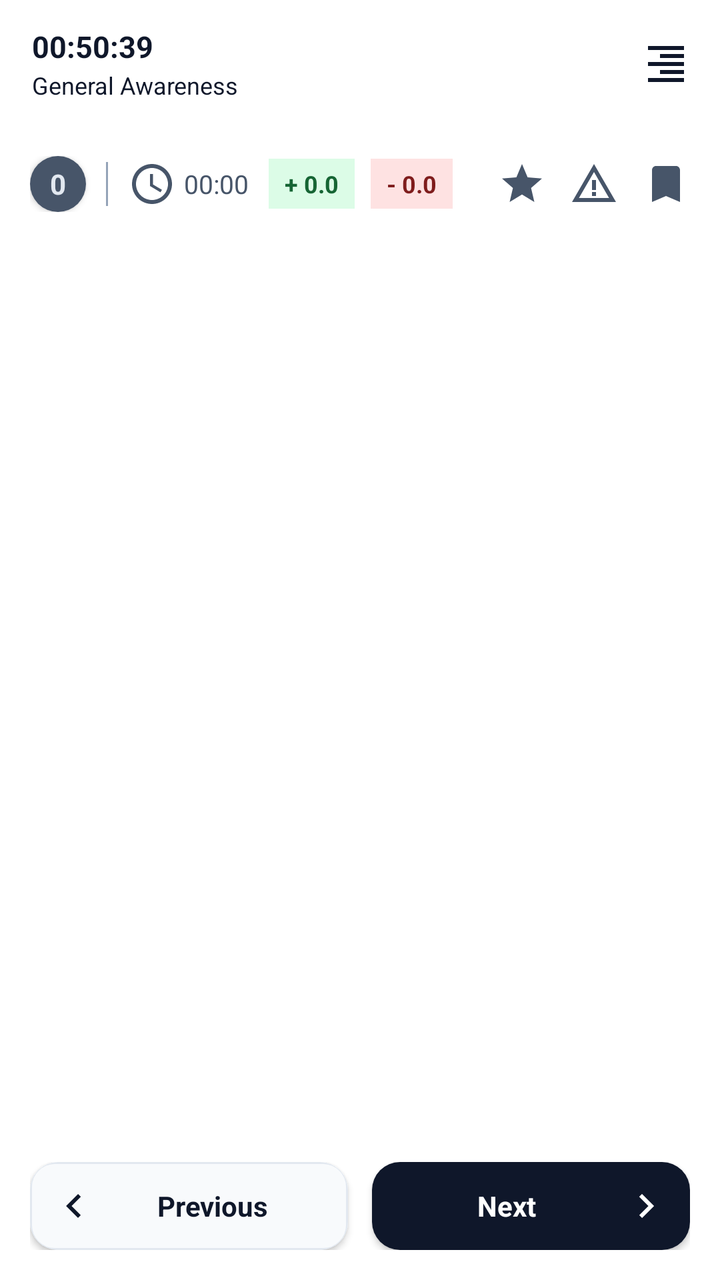
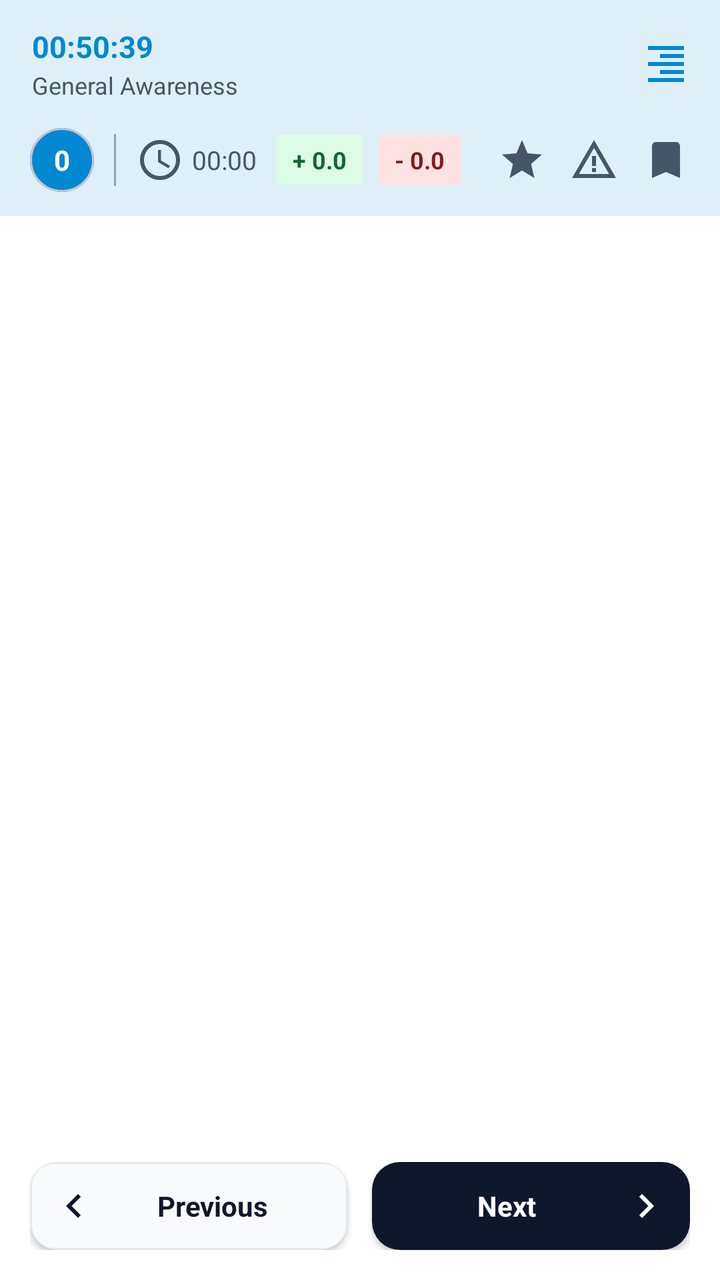

Before-and-after screenshots of an Android layout around one commit, followed by the original layout XML and the change that was made.
<!-- AndroidManifest.xml: application theme Theme.TestMaster -->
<!-- res/layout/activity_analysis_exam.xml -->
<?xml version="1.0" encoding="utf-8"?>
<androidx.drawerlayout.widget.DrawerLayout
    xmlns:android="http://schemas.android.com/apk/res/android"
    xmlns:app="http://schemas.android.com/apk/res-auto"
    android:id="@+id/drawer_layout"
    android:layout_width="match_parent"
    android:layout_height="match_parent">

    <LinearLayout
        xmlns:tools="http://schemas.android.com/tools"
        android:layout_width="match_parent"
        android:layout_height="match_parent"
        android:background="@color/background"
        android:fitsSystemWindows="true"
        android:orientation="vertical"
        tools:context=".activities.Analysis_Exam">

        <androidx.appcompat.widget.Toolbar
            android:id="@+id/toolbar"
            android:layout_width="match_parent"
            android:layout_height="wrap_content"
            android:background="@color/primary"
            app:layout_constraintEnd_toEndOf="parent"
            app:layout_constraintStart_toStartOf="parent"
            app:layout_constraintTop_toTopOf="parent">

            <LinearLayout
                android:layout_width="wrap_content"
                android:layout_height="wrap_content"
                android:layout_gravity="start">

                <LinearLayout
                    android:layout_width="wrap_content"
                    android:layout_height="wrap_content"
                    android:orientation="vertical">

                    <TextView
                        android:id="@+id/tv_exam_timer"
                        android:layout_width="wrap_content"
                        android:layout_height="wrap_content"
                        android:text="00:50:39"
                        android:textColor="@color/onPrimary"
                        android:textSize="15sp"
                        android:textStyle="bold" />

                    <TextView
                        android:id="@+id/subject_name"
                        android:layout_width="wrap_content"
                        android:layout_height="wrap_content"
                        android:layout_marginTop="1dp"
                        android:text="General Awareness"
                        android:textColor="@color/onPrimary"
                        android:textSize="12sp" />

                </LinearLayout>
            </LinearLayout>

            <ImageButton
                android:id="@+id/sumit_quesion_btn"
                android:layout_width="wrap_content"
                android:layout_height="wrap_content"
                android:layout_gravity="end"
                android:layout_marginEnd="15dp"
                android:background="@android:color/transparent"
                android:src="@drawable/baseline_format_align_right_24"
                app:tint="@color/onPrimary" />
        </androidx.appcompat.widget.Toolbar>

        
        <LinearLayout
            android:layout_width="match_parent"
            android:layout_height="wrap_content"
            android:background="@color/surface"
            android:gravity="center_vertical"
            android:paddingHorizontal="15dp"
            android:paddingTop="14dp"
            android:paddingBottom="12dp">

            <androidx.cardview.widget.CardView
                android:layout_width="28dp"
                android:layout_height="28dp"
                app:cardCornerRadius="20dp">

                <TextView
                    android:id="@+id/question_no"
                    android:layout_width="match_parent"
                    android:layout_height="match_parent"
                    android:background="@color/onSurfaceVariant"
                    android:gravity="center"
                    android:text="0"
                    android:textColor="@color/surfaceVariant"
                    android:textSize="14sp"
                    android:textStyle="bold" />
            </androidx.cardview.widget.CardView>

            <View
                android:layout_width="1dp"
                android:layout_height="match_parent"
                android:layout_marginStart="10dp"
                android:layout_marginVertical="3dp"
                android:background="@color/outline" />

            <ImageView
                android:layout_width="wrap_content"
                android:layout_height="wrap_content"
                android:layout_marginStart="10dp"
                android:src="@drawable/baseline_access_time_24"
                app:tint="@color/onSurfaceVariant" />

            <TextView
                android:id="@+id/tv_question_duration"
                android:layout_width="wrap_content"
                android:layout_height="wrap_content"
                android:layout_marginStart="4dp"
                android:text="00:00"
                android:textColor="@color/onSurfaceVariant"
                android:textSize="13sp" />

            <TextView
                android:id="@+id/positive_marks"
                android:layout_width="wrap_content"
                android:layout_height="25dp"
                android:layout_marginStart="10dp"
                android:background="@color/success_bg"
                android:gravity="center"
                android:paddingHorizontal="8dp"
                android:paddingVertical="3dp"
                android:text="+ 0.0"
                android:textColor="@color/success_text"
                android:textSize="12sp"
                android:textStyle="bold" />

            <TextView
                android:id="@+id/negative_marks"
                android:layout_width="wrap_content"
                android:layout_height="25dp"
                android:layout_marginStart="8dp"
                android:background="@color/error_bg"
                android:gravity="center"
                android:paddingHorizontal="8dp"
                android:paddingVertical="3dp"
                android:text="- 0.0"
                android:textColor="@color/error_text"
                android:textSize="12sp"
                android:textStyle="bold" />

            <LinearLayout
                android:layout_width="match_parent"
                android:layout_height="wrap_content"
                android:gravity="end">

                <ImageView
                    android:id="@+id/iv_marked"
                    android:layout_width="wrap_content"
                    android:layout_height="wrap_content"
                    android:layout_marginStart="12dp"
                    android:src="@drawable/baseline_star_24"
                    app:tint="@color/onSurfaceVariant" />

                <ImageView
                    android:id="@+id/iv_report"
                    android:layout_width="wrap_content"
                    android:layout_height="wrap_content"
                    android:layout_marginStart="12dp"
                    android:src="@drawable/baseline_warning_amber_24"
                    app:tint="@color/onSurfaceVariant" />

                <ImageView
                    android:id="@+id/iv_saved"
                    android:layout_width="wrap_content"
                    android:layout_height="wrap_content"
                    android:layout_marginStart="12dp"
                    android:src="@drawable/baseline_bookmark_24"
                    app:tint="@color/onSurfaceVariant" />
            </LinearLayout>
        </LinearLayout>

        <androidx.viewpager2.widget.ViewPager2
            android:id="@+id/viewPager"
            android:layout_width="match_parent"
            android:layout_height="match_parent"
            android:layout_weight="1"
            android:background="@color/surface" />

        
        <LinearLayout
            android:layout_width="match_parent"
            android:layout_height="wrap_content"
            android:background="@color/surface"
            android:paddingHorizontal="15dp"
            android:paddingBottom="15dp"
            android:weightSum="2">

            <androidx.cardview.widget.CardView
                android:layout_width="0dp"
                android:layout_height="wrap_content"
                android:layout_marginEnd="6dp"
                android:layout_weight="1"
                app:cardCornerRadius="14dp">

                <LinearLayout
                    android:id="@+id/ll_previous"
                    android:layout_width="match_parent"
                    android:layout_height="wrap_content"
                    android:background="@drawable/box_outline"
                    android:gravity="center">

                    <TextView
                        android:layout_width="match_parent"
                        android:layout_height="wrap_content"
                        android:gravity="center"
                        android:paddingHorizontal="10dp"
                        android:paddingVertical="10dp"
                        android:drawableStart="@drawable/baseline_keyboard_arrow_left_24"
                        android:drawableTint="@color/onSurface"
                        android:text="Previous"
                        android:textColor="@color/onSurface"
                        android:textStyle="bold" />
                </LinearLayout>
            </androidx.cardview.widget.CardView>

            <androidx.cardview.widget.CardView
                android:layout_width="0dp"
                android:layout_height="wrap_content"
                android:layout_marginStart="6dp"
                android:layout_weight="1"
                app:cardCornerRadius="14dp">

                <LinearLayout
                    android:id="@+id/ll_next"
                    android:layout_width="match_parent"
                    android:layout_height="wrap_content"
                    android:background="@color/onPrimary"
                    android:gravity="center">

                    <TextView
                        android:id="@+id/tv_next"
                        android:layout_width="match_parent"
                        android:layout_height="wrap_content"
                        android:gravity="center"
                        android:paddingHorizontal="10dp"
                        android:paddingVertical="10dp"
                        android:text="Next"
                        android:drawableRight="@drawable/baseline_keyboard_arrow_right_24"
                        android:drawableTint="@color/primary"
                        android:textColor="@color/primary"
                        android:textStyle="bold" />

                </LinearLayout>
            </androidx.cardview.widget.CardView>
        </LinearLayout>
    </LinearLayout>

    
    <com.google.android.material.navigation.NavigationView
        android:id="@+id/nav_view"
        android:layout_width="wrap_content"
        android:layout_height="match_parent"
        android:layout_gravity="end"
        app:menu="@menu/drawer_menu">

        <LinearLayout
            android:layout_width="wrap_content"
            android:layout_height="match_parent"
            android:layout_gravity="end"
            android:background="@color/surface"
            android:orientation="vertical">

            <LinearLayout
                android:layout_width="match_parent"
                android:layout_height="wrap_content"
                android:layout_marginHorizontal="16dp"
                android:layout_marginVertical="18dp"
                android:gravity="center_vertical"
                android:orientation="horizontal">

                <ImageView
                    android:layout_width="20dp"
                    android:layout_height="20dp"
                    android:src="@drawable/baseline_info_24"
                    app:tint="@color/onSurfaceVariant" />

                <TextView
                    android:layout_width="match_parent"
                    android:layout_height="wrap_content"
                    android:layout_marginStart="14dp"
                    android:gravity="center_vertical"
                    android:text="View Instruction"
                    android:textColor="@color/onSurface"
                    android:textSize="15sp"
                    android:textStyle="bold" />
            </LinearLayout>

            <View
                android:layout_width="match_parent"
                android:layout_height="1dp"
                android:layout_marginHorizontal="16dp"
                android:alpha="0.5"
                android:background="@color/outline" />

            
            <LinearLayout
                android:layout_width="match_parent"
                android:layout_height="wrap_content"
                android:layout_marginHorizontal="16dp"
                android:layout_marginTop="16dp"
                android:gravity="center_vertical"
                android:orientation="horizontal">

                <ImageView
                    android:layout_width="14dp"
                    android:layout_height="14dp"
                    android:layout_gravity="center_vertical"
                    android:layout_weight=".5"
                    android:src="@drawable/baseline_star_24"
                    app:tint="@color/red" />

                <TextView
                    android:layout_width="0dp"
                    android:layout_height="match_parent"
                    android:layout_marginStart="6dp"
                    android:layout_weight="1.5"
                    android:gravity="center_vertical"
                    android:text="Marked"
                    android:textColor="@color/onSurfaceVariant"
                    android:textSize="12sp" />

                <ImageView
                    android:layout_width="12dp"
                    android:layout_height="12dp"
                    android:layout_gravity="center_vertical"
                    android:layout_weight=".5"
                    android:src="@drawable/baseline_circle_24"
                    app:tint="@color/outline" />

                <TextView
                    android:layout_width="0dp"
                    android:layout_height="match_parent"
                    android:layout_marginStart="6dp"
                    android:layout_weight="1.5"
                    android:gravity="center_vertical"
                    android:text="Unattempted"
                    android:textColor="@color/onSurfaceVariant"
                    android:textSize="12sp" />
            </LinearLayout>

            <LinearLayout
                android:layout_width="match_parent"
                android:layout_height="wrap_content"
                android:layout_marginHorizontal="16dp"
                android:layout_marginTop="10dp"
                android:gravity="center_vertical"
                android:orientation="horizontal">

                <LinearLayout
                    android:layout_width="14dp"
                    android:layout_height="14dp"
                    android:layout_gravity="center_vertical"
                    android:layout_weight=".5"
                    android:gravity="center">

                    <ImageView
                        android:layout_width="12dp"
                        android:layout_height="12dp"
                        android:src="@drawable/circle_outline"
                        app:tint="@color/onSurfaceVariant" />
                </LinearLayout>

                <TextView
                    android:layout_width="0dp"
                    android:layout_height="match_parent"
                    android:layout_marginStart="6dp"
                    android:layout_weight="1.5"
                    android:gravity="center_vertical"
                    android:text="Unseen"
                    android:textColor="@color/onSurfaceVariant"
                    android:textSize="12sp" />

                <ImageView
                    android:layout_width="12dp"
                    android:layout_height="12dp"
                    android:layout_gravity="center_vertical"
                    android:layout_weight=".5"
                    android:src="@drawable/baseline_circle_24"
                    app:tint="@color/accent" />

                <TextView
                    android:layout_width="0dp"
                    android:layout_height="match_parent"
                    android:layout_marginStart="6dp"
                    android:layout_weight="1.5"
                    android:gravity="center_vertical"
                    android:text="Attempted"
                    android:textColor="@color/onSurfaceVariant"
                    android:textSize="12sp" />
            </LinearLayout>

            <View
                android:layout_width="match_parent"
                android:layout_height="1dp"
                android:layout_marginHorizontal="16dp"
                android:layout_marginTop="16dp"
                android:alpha="0.5"
                android:background="@color/outline" />

            
            <LinearLayout
                android:layout_width="match_parent"
                android:layout_height="wrap_content"
                android:layout_marginHorizontal="16dp"
                android:layout_marginTop="16dp"
                android:gravity="center_vertical">

                <ImageView
                    android:layout_width="12dp"
                    android:layout_height="12dp"
                    android:src="@drawable/baseline_star_24"
                    app:tint="@color/red" />

                <TextView
                    android:id="@+id/marked_count"
                    android:layout_width="wrap_content"
                    android:layout_height="wrap_content"
                    android:layout_marginStart="6dp"
                    android:gravity="center"
                    android:text="0"
                    android:textColor="@color/onSurface"
                    android:textSize="12sp"
                    android:textStyle="bold" />

                <ImageView
                    android:layout_width="12dp"
                    android:layout_height="12dp"
                    android:layout_marginStart="16dp"
                    android:src="@drawable/baseline_circle_24"
                    app:tint="@color/accent" />

                <TextView
                    android:id="@+id/attempt_count"
                    android:layout_width="wrap_content"
                    android:layout_height="wrap_content"
                    android:layout_marginStart="6dp"
                    android:gravity="center_vertical"
                    android:text="0"
                    android:textColor="@color/onSurface"
                    android:textSize="12sp"
                    android:textStyle="bold" />

                <ImageView
                    android:layout_width="12dp"
                    android:layout_height="12dp"
                    android:layout_marginStart="16dp"
                    android:src="@drawable/baseline_circle_24"
                    app:tint="@color/outline" />

                <TextView
                    android:id="@+id/unattempt_count"
                    android:layout_width="wrap_content"
                    android:layout_height="wrap_content"
                    android:layout_marginStart="6dp"
                    android:gravity="center_vertical"
                    android:text="0"
                    android:textColor="@color/onSurface"
                    android:textSize="12sp"
                    android:textStyle="bold" />

                <ImageView
                    android:layout_width="12dp"
                    android:layout_height="12dp"
                    android:layout_marginStart="16dp"
                    android:src="@drawable/circle_outline"
                    app:tint="@color/onSurfaceVariant" />

                <TextView
                    android:id="@+id/unseen_count"
                    android:layout_width="wrap_content"
                    android:layout_height="wrap_content"
                    android:layout_marginStart="6dp"
                    android:gravity="center_vertical"
                    android:text="0"
                    android:textColor="@color/onSurface"
                    android:textSize="12sp"
                    android:textStyle="bold" />
            </LinearLayout>

            <ScrollView
                android:layout_width="match_parent"
                android:layout_height="0dp"
                android:layout_marginVertical="16dp"
                android:layout_weight="1">

                <GridLayout
                    android:id="@+id/grid_layout"
                    android:layout_width="match_parent"
                    android:layout_height="wrap_content"
                    android:layout_marginHorizontal="8dp"
                    android:columnCount="5"
                    android:gravity="center" />
            </ScrollView>

            <LinearLayout
                android:layout_width="match_parent"
                android:layout_height="wrap_content"
                android:layout_gravity="bottom"
                android:orientation="vertical">

                <com.google.android.material.button.MaterialButton
                    android:id="@+id/btn_submit"
                    style="@style/Widget.Material3.Button"
                    android:layout_width="match_parent"
                    android:layout_height="52dp"
                    android:layout_marginHorizontal="16dp"
                    android:layout_marginBottom="16dp"
                    android:text="Finish"
                    android:textColor="@color/primary"
                    android:textStyle="bold"
                    app:backgroundTint="@color/onPrimary"
                    app:cornerRadius="14dp" />
            </LinearLayout>
        </LinearLayout>
    </com.google.android.material.navigation.NavigationView>
</androidx.drawerlayout.widget.DrawerLayout>
<!-- resources referenced by this layout -->
<resources>
  <color name="accent">#334155</color>
  <color name="background">#F8FAFC</color>
  <color name="error_bg">#FEE2E2</color>
  <color name="error_text">#7F1D1D</color>
  <color name="onPrimary">#0F172A</color>
  <color name="onSurface">#0F172A</color>
  <color name="onSurfaceVariant">#475569</color>
  <color name="outline">#94A3B8</color>
  <color name="primary">#FFFFFF</color>
  <color name="red">#DC2626</color>
  <color name="success_bg">#DCFCE7</color>
  <color name="success_text">#166534</color>
  <color name="surface">#FFFFFF</color>
  <color name="surfaceVariant">#E2E8F0</color>
  <!-- drawable baseline_circle_24 (drawable) -->
  <vector android:height="24dp" android:tint="#FFFFFF"
      android:viewportHeight="24" android:viewportWidth="24"
      android:width="24dp" xmlns:android="http://schemas.android.com/apk/res/android">
      <path android:fillColor="@android:color/white" android:pathData="M12,2C6.47,2 2,6.47 2,12s4.47,10 10,10 10,-4.47 10,-10S17.53,2 12,2z"/>
  </vector>
  <!-- drawable box_outline (drawable) -->
  <?xml version="1.0" encoding="utf-8"?>
  <shape xmlns:android="http://schemas.android.com/apk/res/android">
      <stroke
          android:width="1dp"
          android:color="@color/gray" />
      <corners android:radius="12dp" />
      <solid android:color="@color/background" />
  </shape>
  <!-- drawable circle_outline (drawable) -->
  <?xml version="1.0" encoding="utf-8"?>
  <shape xmlns:android="http://schemas.android.com/apk/res/android"
      android:shape="oval">
      <stroke android:color="#D3D1D1"
          android:width="2dp"/>
      <corners android:radius="5dp"/>
  </shape>
  <style name="Theme.TestMaster" parent="Base.Theme.TestMaster" />
  <color name="gray">#E2E8F0</color>
  <style name="Base.Theme.TestMaster" parent="Theme.Material3.DayNight.NoActionBar">
          
          <item name="colorPrimary">@color/primary</item>
          <item name="colorOnPrimary">@color/onPrimary</item>
          <item name="colorPrimaryContainer">@color/primaryContainer</item>
          <item name="colorOnPrimaryContainer">@color/onPrimaryContainer</item>
  
          <item name="colorSecondary">@color/secondary</item>
          <item name="colorOnSecondary">@color/onSecondary</item>
          <item name="colorSecondaryContainer">@color/secondaryContainer</item>
          <item name="colorOnSecondaryContainer">@color/onSecondaryContainer</item>
  
          
          <item name="android:windowBackground">@color/background</item>
          <item name="colorSurface">@color/surface</item>
          <item name="colorOnSurface">@color/onSurface</item>
          <item name="colorSurfaceVariant">@color/surfaceVariant</item>
          <item name="colorOnSurfaceVariant">@color/onSurfaceVariant</item>
          <item name="colorOutline">@color/outline</item>
  
          
          <item name="colorError">@color/error</item>
          <item name="colorOnError">@color/onError</item>
          <item name="colorErrorContainer">@color/errorContainer</item>
          <item name="colorOnErrorContainer">@color/onErrorContainer</item>
  
          
          <item name="android:statusBarColor">@color/surface</item>
          <item name="android:windowLightStatusBar">true</item>
      </style>
  <color name="primaryContainer">#F1F5F9</color>
  <color name="onPrimaryContainer">#0F172A</color>
  <color name="secondary">#64748B</color>
  <color name="onSecondary">#FFFFFF</color>
  <color name="secondaryContainer">#E2E8F0</color>
  <color name="onSecondaryContainer">#0F172A</color>
  <color name="error">#DC2626</color>
  <color name="onError">#FFFFFF</color>
  <color name="errorContainer">#FEE2E2</color>
  <color name="onErrorContainer">#7F1D1D</color>
  <!-- unchanged entries left out for length: 8 -->
</resources>

<!-- the commit's change to res/layout/activity_analysis_exam.xml (unified diff, before → after) -->
@@ -19,7 +19,7 @@
             android:id="@+id/toolbar"
             android:layout_width="match_parent"
             android:layout_height="wrap_content"
-            android:background="@color/primary"
+            android:background="@color/blue_bg"
             app:layout_constraintEnd_toEndOf="parent"
             app:layout_constraintStart_toStartOf="parent"
             app:layout_constraintTop_toTopOf="parent">
@@ -39,7 +39,7 @@
                         android:layout_width="wrap_content"
                         android:layout_height="wrap_content"
                         android:text="00:50:39"
-                        android:textColor="@color/onPrimary"
+                        android:textColor="@color/bluetint"
                         android:textSize="15sp"
                         android:textStyle="bold" />
 
@@ -49,7 +49,7 @@
                         android:layout_height="wrap_content"
                         android:layout_marginTop="1dp"
                         android:text="General Awareness"
-                        android:textColor="@color/onPrimary"
+                        android:textColor="@color/onSurfaceVariant"
                         android:textSize="12sp" />
 
                 </LinearLayout>
@@ -63,35 +63,35 @@
                 android:layout_marginEnd="15dp"
                 android:background="@android:color/transparent"
                 android:src="@drawable/baseline_format_align_right_24"
-                app:tint="@color/onPrimary" />
+                app:tint="@color/bluetint" />
         </androidx.appcompat.widget.Toolbar>
 
         
         <LinearLayout
             android:layout_width="match_parent"
             android:layout_height="wrap_content"
-            android:background="@color/surface"
+            android:background="@color/blue_bg"
             android:gravity="center_vertical"
             android:paddingHorizontal="15dp"
-            android:paddingTop="14dp"
             android:paddingBottom="12dp">
 
-            <androidx.cardview.widget.CardView
-                android:layout_width="28dp"
-                android:layout_height="28dp"
-                app:cardCornerRadius="20dp">
+            <com.google.android.material.card.MaterialCardView
+                android:layout_width="32dp"
+                android:layout_height="32dp"
+                app:cardCornerRadius="20dp"
+                app:cardElevation="0dp">
 
                 <TextView
                     android:id="@+id/question_no"
                     android:layout_width="match_parent"
                     android:layout_height="match_parent"
-                    android:background="@color/onSurfaceVariant"
+                    android:background="@color/bluetint"
                     android:gravity="center"
                     android:text="0"
-                    android:textColor="@color/surfaceVariant"
+                    android:textColor="@color/white"
                     android:textSize="14sp"
                     android:textStyle="bold" />
-            </androidx.cardview.widget.CardView>
+            </com.google.android.material.card.MaterialCardView>
 
             <View
                 android:layout_width="1dp"
<!-- resource entries referenced after the edit -->
@@ -2,6 +2,8 @@
 <resources>
   <color name="accent">#334155</color>
   <color name="background">#F8FAFC</color>
+  <color name="blue_bg">#1A0288D1</color>
+  <color name="bluetint">#0288D1</color>
   <color name="error_bg">#FEE2E2</color>
   <color name="error_text">#7F1D1D</color>
   <color name="onPrimary">#0F172A</color>
@@ -13,6 +15,7 @@
   <color name="success_bg">#DCFCE7</color>
   <color name="success_text">#166534</color>
   <color name="surface">#FFFFFF</color>
+  <color name="white">#FFFFFFFF</color>
   <color name="surfaceVariant">#E2E8F0</color>
   <!-- drawable baseline_circle_24 (drawable) -->
   <vector android:height="24dp" android:tint="#FFFFFF"
@@ -66,6 +69,9 @@
           <item name="colorOnErrorContainer">@color/onErrorContainer</item>
   
           
+          <item name="colorControlActivated">@color/accent</item>
+  
+          
           <item name="android:statusBarColor">@color/surface</item>
           <item name="android:windowLightStatusBar">true</item>
       </style>
